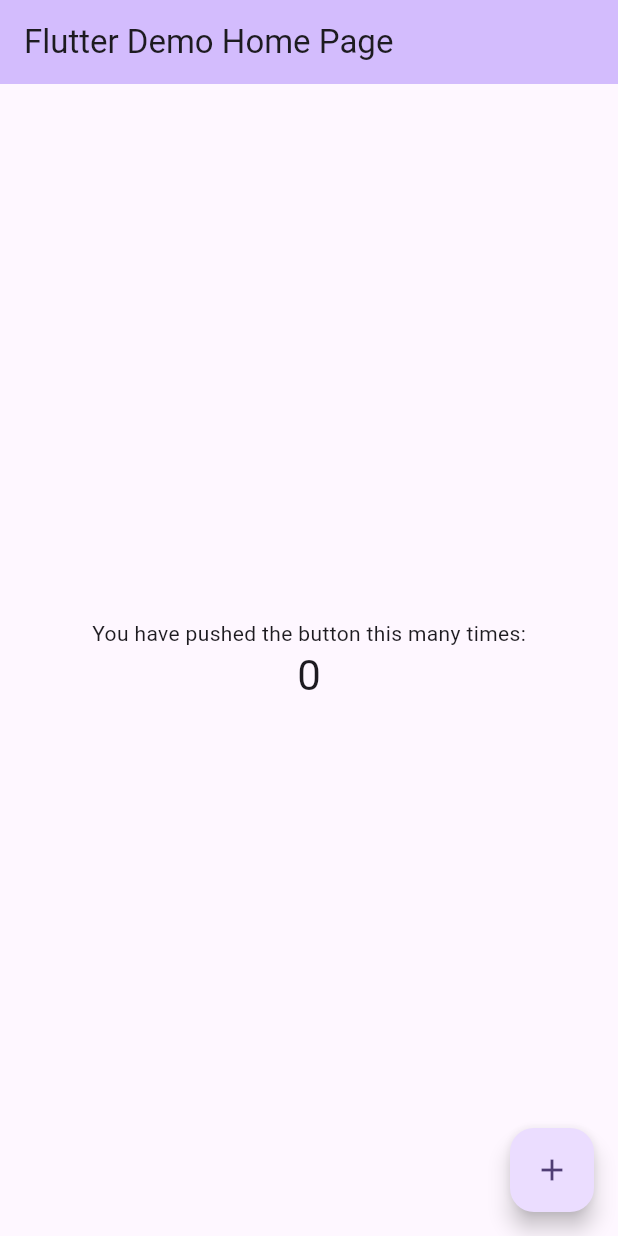
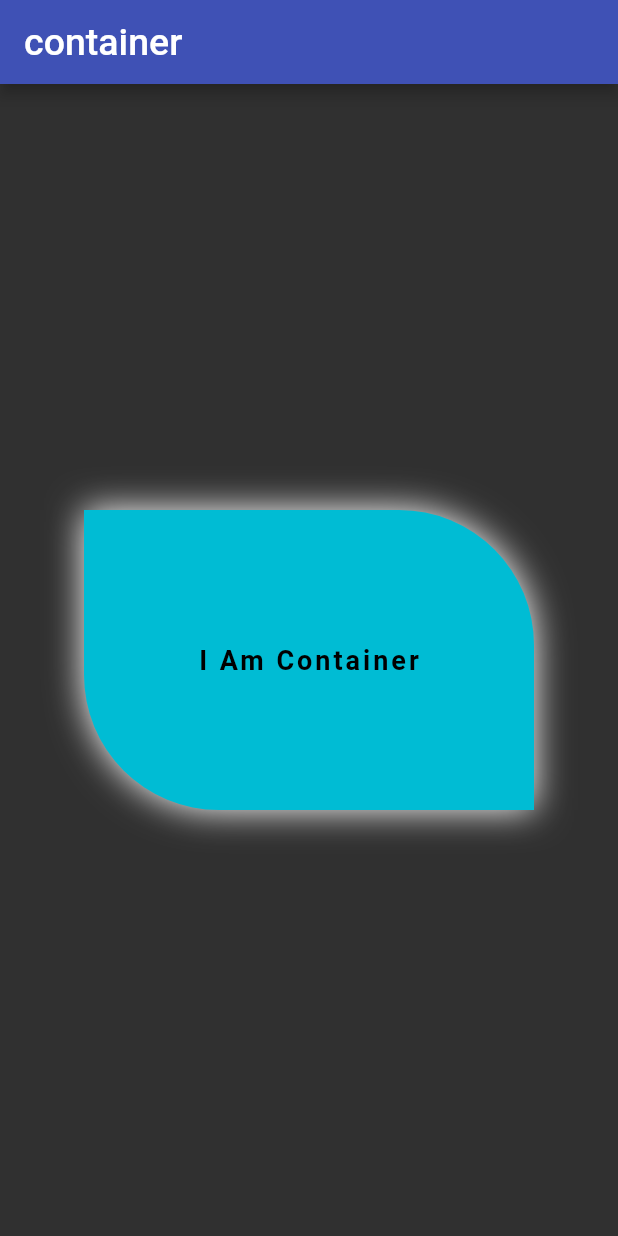
Before and after one commit to vishwanath-91/flutter_example, a Flutter app: the screen it shows after launch, on a phone screen of 412 x 824 dp. Run offline on Flutter 3.47's test engine with Material 2 defaults, Android fonts, the phone set to English and light mode, and no system bars.

Commit message:
container created

```diff
--- a/lib/container_widgets.dart
+++ b/lib/container_widgets.dart
@@ -0,0 +1,31 @@
+import 'package:flutter/material.dart';
+
+class ContainerWidgets extends StatelessWidget {
+  const ContainerWidgets({super.key});
+
+  @override
+  Widget build(BuildContext context) {
+    return Scaffold(
+      appBar: AppBar(title: Text("container")),
+      body: Center(
+        child: Container(
+            width: 300,
+            height: 200,
+            alignment: Alignment.center,
+            decoration: const BoxDecoration(
+                color: Colors.cyan,
+                //shape: BoxShape.circle,
+                borderRadius: BorderRadius.only(
+                    topRight: Radius.circular(90),
+                    bottomLeft: Radius.circular(90)),
+                boxShadow: [
+                  BoxShadow(
+                    color: Colors.white,
+                    blurRadius: 20,
+                  )
+                ]),
+            child: const Text("I Am Container")),
+      ),
+    );
+  }
+}
--- a/lib/main.dart
+++ b/lib/main.dart
@@ -1,4 +1,6 @@
 import 'package:flutter/material.dart';
+
+import 'container_widgets.dart';
 
 void main() {
   runApp(const MyApp());
@@ -7,119 +9,29 @@ void main() {
 class MyApp extends StatelessWidget {
   const MyApp({super.key});
 
-  // This widget is the root of your application.
   @override
   Widget build(BuildContext context) {
     return MaterialApp(
-      title: 'Flutter Demo',
-      theme: ThemeData(
-        // This is the theme of your application.
-        //
-        // TRY THIS: Try running your application with "flutter run". You'll see
-        // the application has a blue toolbar. Then, without quitting the app,
-        // try changing the seedColor in the colorScheme below to Colors.green
-        // and then invoke "hot reload" (save your changes or press the "hot
-        // reload" button in a Flutter-supported IDE, or press "r" if you used
-        // the command line to start the app).
-        //
-        // Notice that the counter didn't reset back to zero; the application
-        // state is not lost during the reload. To reset the state, use hot
-        // restart instead.
-        //
-        // This works for code too, not just values: Most code changes can be
-        // tested with just a hot reload.
-        colorScheme: ColorScheme.fromSeed(seedColor: Colors.deepPurple),
-        useMaterial3: true,
-      ),
-      home: const MyHomePage(title: 'Flutter Demo Home Page'),
-    );
+        debugShowCheckedModeBanner: false,
+        theme: ThemeData(
+          appBarTheme: AppBarTheme(color: Colors.indigo),
+          brightness: Brightness.dark,
+          textTheme: const TextTheme(
+              titleMedium: TextStyle(fontSize: 20),
+              titleSmall: TextStyle(fontSize: 15),
+              titleLarge: TextStyle(
+                fontSize: 25.0,
+              ),
+              bodySmall: TextStyle(),
+              bodyLarge: TextStyle(color: Colors.indigo, fontSize: 22),
+              bodyMedium: TextStyle(
+                  color: Colors.black,
+                  fontSize: 18,
+                  letterSpacing: 2,
+                  fontWeight: FontWeight.bold)),
+        ),
+        home: const Scaffold(
+          body: ContainerWidgets(),
+        ));
   }
 }
-
-class MyHomePage extends StatefulWidget {
-  const MyHomePage({super.key, required this.title});
-
-  // This widget is the home page of your application. It is stateful, meaning
-  // that it has a State object (defined below) that contains fields that affect
-  // how it looks.
-
-  // This class is the configuration for the state. It holds the values (in this
-  // case the title) provided by the parent (in this case the App widget) and
-  // used by the build method of the State. Fields in a Widget subclass are
-  // always marked "final".
-
-  final String title;
-
-  @override
-  State<MyHomePage> createState() => _MyHomePageState();
-}
-
-class _MyHomePageState extends State<MyHomePage> {
-  int _counter = 0;
-
-  void _incrementCounter() {
-    setState(() {
-      // This call to setState tells the Flutter framework that something has
-      // changed in this State, which causes it to rerun the build method below
-      // so that the display can reflect the updated values. If we changed
-      // _counter without calling setState(), then the build method would not be
-      // called again, and so nothing would appear to happen.
-      _counter++;
-    });
-  }
-
-  @override
-  Widget build(BuildContext context) {
-    // This method is rerun every time setState is called, for instance as done
-    // by the _incrementCounter method above.
-    //
-    // The Flutter framework has been optimized to make rerunning build methods
-    // fast, so that you can just rebuild anything that needs updating rather
-    // than having to individually change instances of widgets.
-    return Scaffold(
-      appBar: AppBar(
-        // TRY THIS: Try changing the color here to a specific color (to
-        // Colors.amber, perhaps?) and trigger a hot reload to see the AppBar
-        // change color while the other colors stay the same.
-        backgroundColor: Theme.of(context).colorScheme.inversePrimary,
-        // Here we take the value from the MyHomePage object that was created by
-        // the App.build method, and use it to set our appbar title.
-        title: Text(widget.title),
-      ),
-      body: Center(
-        // Center is a layout widget. It takes a single child and positions it
-        // in the middle of the parent.
-        child: Column(
-          // Column is also a layout widget. It takes a list of children and
-          // arranges them vertically. By default, it sizes itself to fit its
-          // children horizontally, and tries to be as tall as its parent.
-          //
-          // Column has various properties to control how it sizes itself and
-          // how it positions its children. Here we use mainAxisAlignment to
-          // center the children vertically; the main axis here is the vertical
-          // axis because Columns are vertical (the cross axis would be
-          // horizontal).
-          //
-          // TRY THIS: Invoke "debug painting" (choose the "Toggle Debug Paint"
-          // action in the IDE, or press "p" in the console), to see the
-          // wireframe for each widget.
-          mainAxisAlignment: MainAxisAlignment.center,
-          children: <Widget>[
-            const Text(
-              'You have pushed the button this many times:',
-            ),
-            Text(
-              '$_counter',
-              style: Theme.of(context).textTheme.headlineMedium,
-            ),
-          ],
-        ),
-      ),
-      floatingActionButton: FloatingActionButton(
-        onPressed: _incrementCounter,
-        tooltip: 'Increment',
-        child: const Icon(Icons.add),
-      ), // This trailing comma makes auto-formatting nicer for build methods.
-    );
-  }
-}
```
